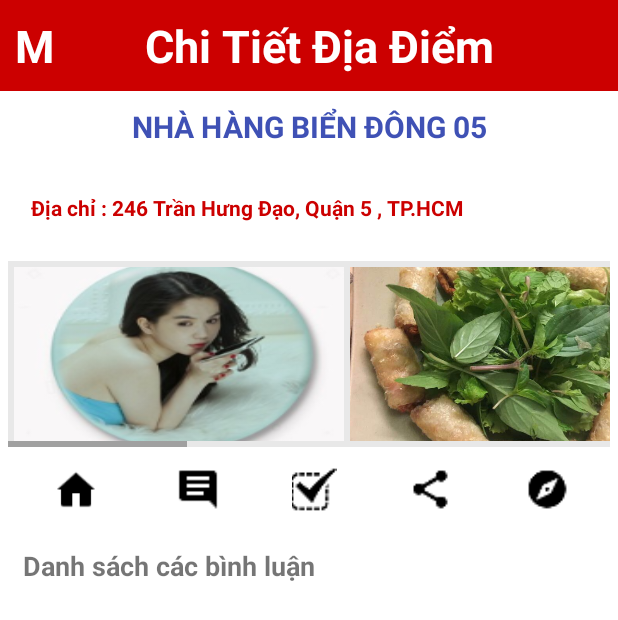
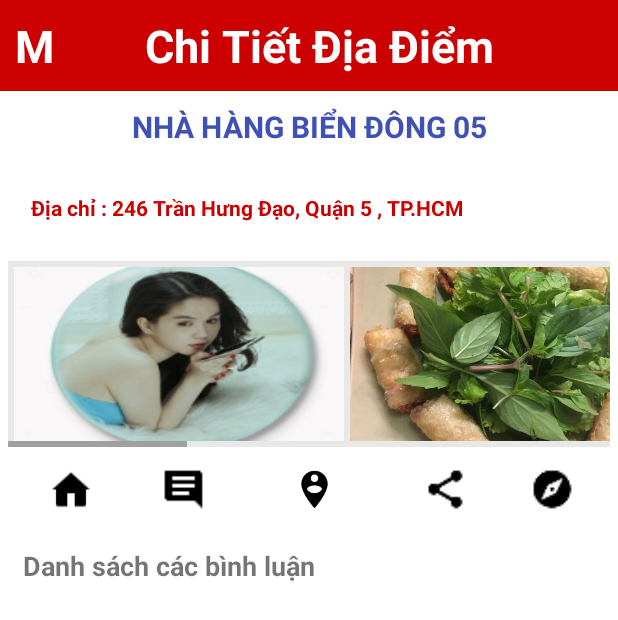
Before and after one commit to trandangai/MamMam, an Android app: the DiaDiem_Details_Activity screen opened directly, with no data from a screen before it, on a phone screen of 412 x 824 dp. Shown: the top 620 px of the screen. Run offline under Robolectric (Android 15) with nearby library versions, the phone set to English and light mode, and no system bars; our stand-ins replace Firebase (no records; nobody signed in at launch, a user with empty details on screens opened directly), Picasso; libraries missing offline, so code that uses them is left out: com.amulyakhare.textdrawable, com.facebook, com.facebook.share; pictures from the network do not load; 9 statements that could not run were skipped.

Commit message:
Cường Lê - Fix UI

```diff
--- a/app/src/main/res/layout/activity_dia_diem_details.xml
+++ b/app/src/main/res/layout/activity_dia_diem_details.xml
@@ -120,7 +120,7 @@
             android:id="@+id/imgCheckin"
             android:layout_width="wrap_content"
             android:layout_weight="1"
-            app:srcCompat="@mipmap/icon_checkin"
+            app:srcCompat="@mipmap/ic_person_pin_circle_black_48dp"
             android:layout_height="30dp" />
 
         <ImageView
```
Also changed, not shown: app/src/main/java/com/khtn/mammam/DiaDiemGanToiActivity.java (+4 -3 lines), app/src/main/res/mipmap-hdpi/ic_person_pin_circle_black_48dp.png (added), app/src/main/res/mipmap-mdpi/ic_person_pin_circle_black_48dp.png (added), app/src/main/res/mipmap-xhdpi/ic_person_pin_circle_black_48dp.png (added), app/src/main/res/mipmap-xxhdpi/ic_person_pin_circle_black_48dp.png (added), app/src/main/res/mipmap-xxxhdpi/ic_person_pin_circle_black_48dp.png (added).
